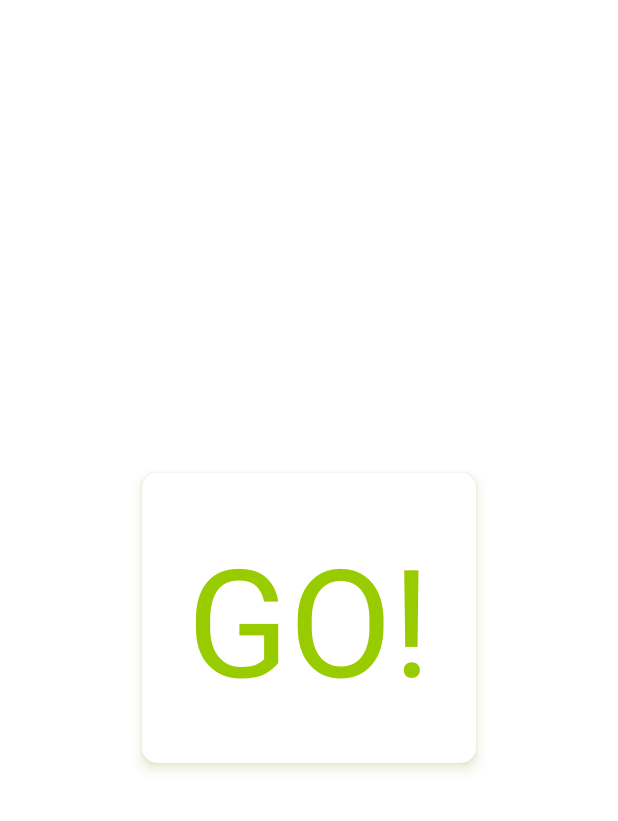
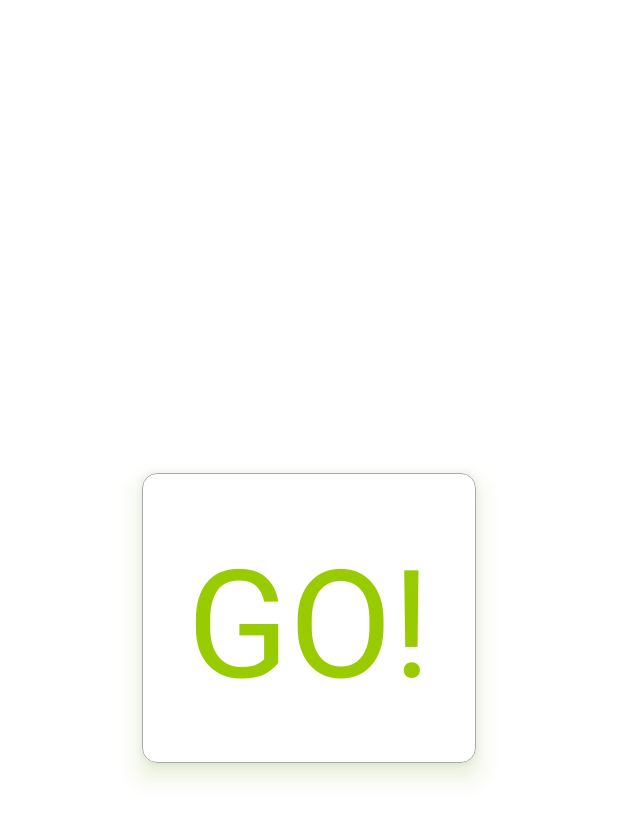
Before and after one commit to shubham836/Math-fun, an Android app: the screen it shows after launch (MainActivity), on a phone screen of 412 x 824 dp. Shown: the top 821 px of the screen. Run offline under Robolectric (Android 15) with nearby library versions, the phone set to English and light mode, and no system bars.

Commit message:
Fixed issues with not showing multiplication and subtraction

```diff
--- a/app/src/main/java/com/navideous/mathfun/MainActivity.java
+++ b/app/src/main/java/com/navideous/mathfun/MainActivity.java
@@ -16,7 +16,6 @@ import java.util.Random;
 
 public class MainActivity extends AppCompatActivity {
 
-
     TextView sumTextView, resultTextView;
     TextView scoreTextView;
     CardView goButton;
@@ -33,7 +32,6 @@ public class MainActivity extends AppCompatActivity {
     ConstraintLayout gameLayout;
     ConstraintLayout resultLayout;
     TextView finalResultTextView;
-    int previousRandom = 0;
 
     ArrayList<Integer> answers = new ArrayList<>();
 
@@ -107,7 +105,7 @@ public class MainActivity extends AppCompatActivity {
          * 3 is responsible for performing multiplication.
          */
 
-        int mathOperation = (int) Math.random() * (3) + 1;
+        int mathOperation = random.nextInt(3) + 1;
 
         optionsToChoose(mathOperation, a, b);
 
--- a/app/src/main/res/layout/activity_main.xml
+++ b/app/src/main/res/layout/activity_main.xml
@@ -29,13 +29,13 @@
             android:id="@+id/playAgainButton"
             android:layout_width="wrap_content"
             android:layout_height="wrap_content"
+            android:backgroundTint="@android:color/holo_orange_light"
             android:elevation="5dp"
             android:onClick="playAgain"
             android:padding="10dp"
             android:text="Play Again"
             android:textColor="@color/white"
             android:textSize="24sp"
-            android:backgroundTint="@android:color/holo_orange_light"
             android:visibility="visible"
             app:layout_constraintBottom_toBottomOf="parent"
             app:layout_constraintEnd_toEndOf="parent"
@@ -51,14 +51,16 @@
         android:backgroundTint="@color/white"
         android:clickable="true"
         android:focusable="true"
+        android:onClick="start"
         android:outlineSpotShadowColor="@android:color/holo_green_dark"
-        android:onClick="start"
         app:cardCornerRadius="10dp"
-        app:cardElevation="5dp"
+        app:cardElevation="10dp"
         app:layout_constraintBottom_toBottomOf="parent"
         app:layout_constraintEnd_toEndOf="parent"
         app:layout_constraintStart_toStartOf="parent"
-        app:layout_constraintTop_toTopOf="parent">
+        app:layout_constraintTop_toTopOf="parent"
+        app:strokeColor="@android:color/darker_gray"
+        app:strokeWidth="0.5dp">
 
         <TextView
             android:layout_width="wrap_content"
@@ -79,13 +81,13 @@
             android:id="@+id/scoreCardView"
             android:layout_width="0dp"
             android:layout_height="wrap_content"
-            android:layout_marginStart="280dp"
+            android:layout_marginStart="270dp"
             android:layout_marginTop="50dp"
-            android:layout_marginEnd="16dp"
+            android:layout_marginEnd="24dp"
             android:backgroundTint="@color/white"
+            android:outlineSpotShadowColor="@color/red"
             app:cardCornerRadius="5dp"
             app:cardElevation="5dp"
-            android:outlineSpotShadowColor="@color/red"
             app:layout_constraintEnd_toEndOf="parent"
             app:layout_constraintStart_toStartOf="parent"
             app:layout_constraintTop_toTopOf="parent">
@@ -212,13 +214,13 @@
             android:id="@+id/timerCardView"
             android:layout_width="0dp"
             android:layout_height="wrap_content"
-            android:layout_marginStart="16dp"
+            android:layout_marginStart="24dp"
             android:layout_marginTop="50dp"
-            android:layout_marginEnd="280dp"
+            android:layout_marginEnd="270dp"
             android:backgroundTint="@color/white"
+            android:outlineSpotShadowColor="@color/red"
             app:cardCornerRadius="5dp"
             app:cardElevation="5dp"
-            android:outlineSpotShadowColor="@color/red"
             app:layout_constraintEnd_toEndOf="parent"
             app:layout_constraintStart_toStartOf="parent"
             app:layout_constraintTop_toTopOf="parent">
```
